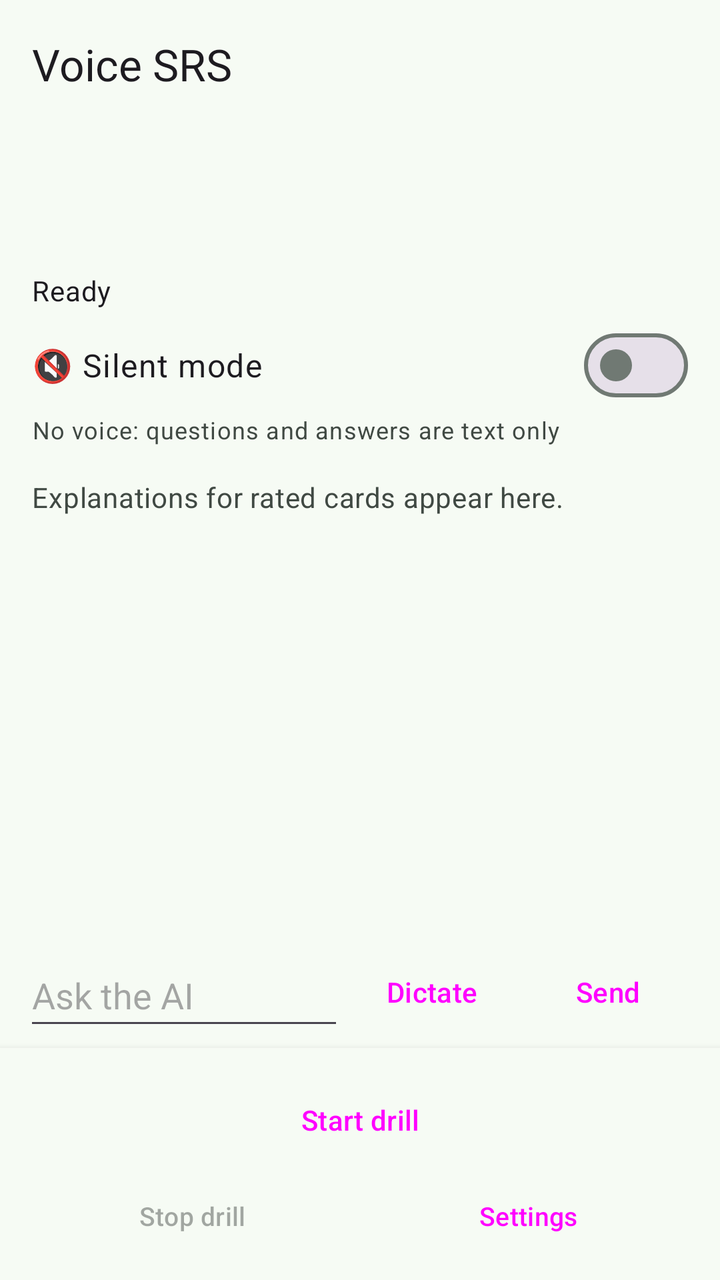
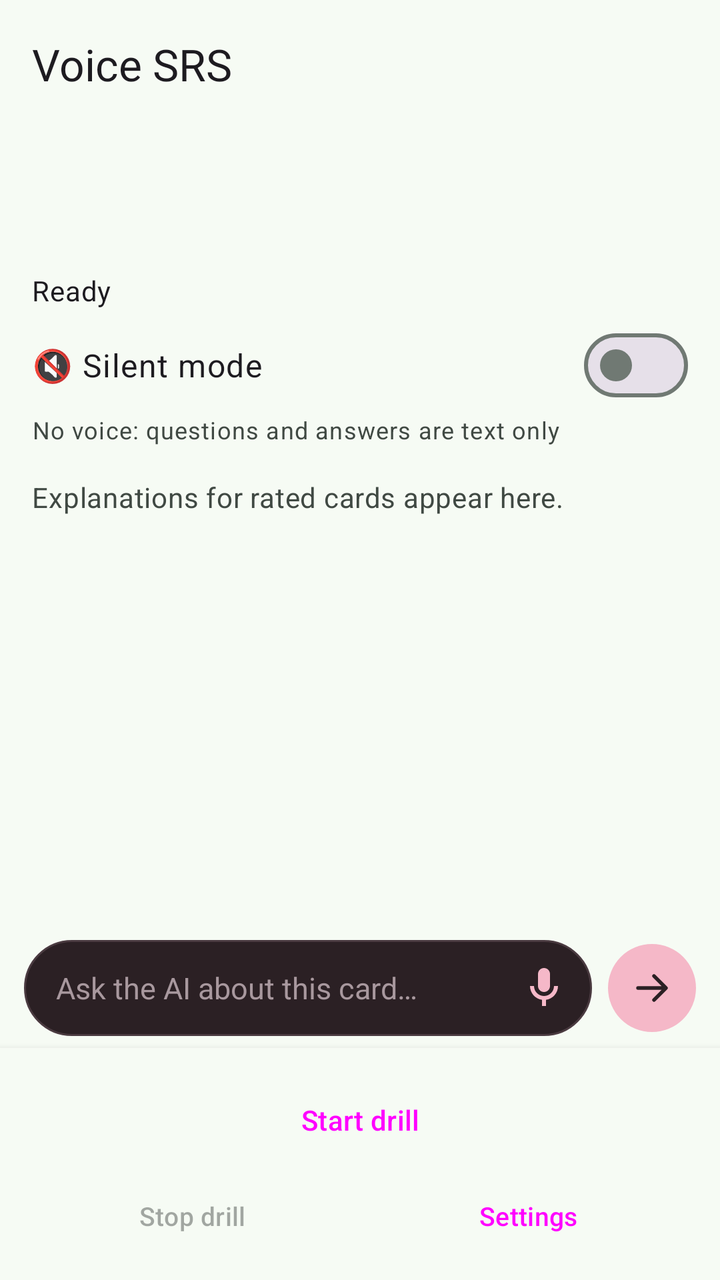

An Android layout rendered at two revisions. The XML below is the earlier revision; the diff shows what the commit changed to produce the second picture.
<!-- AndroidManifest.xml: application theme Theme.VoiceSrs -->
<!-- res/layout/activity_main.xml -->
<?xml version="1.0" encoding="utf-8"?>
<LinearLayout xmlns:android="http://schemas.android.com/apk/res/android"
    xmlns:app="http://schemas.android.com/apk/res-auto"
    android:layout_width="match_parent"
    android:layout_height="match_parent"
    android:fitsSystemWindows="true"
    android:orientation="vertical">

    <com.google.android.material.appbar.MaterialToolbar
        android:id="@+id/toolbar"
        android:layout_width="match_parent"
        android:layout_height="?attr/actionBarSize"
        android:background="?attr/colorSurface"
        app:title="@string/app_name"
        app:titleTextAppearance="?attr/textAppearanceTitleLarge" />

    <LinearLayout
        android:id="@+id/slimHeader"
        android:layout_width="match_parent"
        android:layout_height="wrap_content"
        android:orientation="vertical"
        android:paddingStart="16dp"
        android:paddingTop="4dp"
        android:paddingEnd="16dp"
        android:paddingBottom="8dp">

        <TextView
            android:id="@+id/deckPath"
            android:layout_width="match_parent"
            android:layout_height="wrap_content"
            android:ellipsize="start"
            android:maxLines="1"
            android:textAppearance="?attr/textAppearanceBodySmall"
            android:textColor="?attr/colorOnSurfaceVariant"
            android:visibility="gone" />

        <TextView
            android:id="@+id/deckName"
            android:layout_width="match_parent"
            android:layout_height="wrap_content"
            android:ellipsize="end"
            android:maxLines="1"
            android:textAppearance="?attr/textAppearanceTitleMedium" />

        <TextView
            android:id="@+id/dueCount"
            android:layout_width="match_parent"
            android:layout_height="wrap_content"
            android:layout_marginTop="2dp"
            android:textAppearance="?attr/textAppearanceBodyMedium" />

        <TextView
            android:id="@+id/headerMeta"
            android:layout_width="match_parent"
            android:layout_height="wrap_content"
            android:layout_marginTop="2dp"
            android:clickable="false"
            android:focusable="false"
            android:longClickable="false"
            android:textAppearance="?attr/textAppearanceBodyMedium"
            android:textColor="?attr/colorOnSurfaceVariant" />

        <TextView
            android:id="@+id/stateText"
            android:layout_width="match_parent"
            android:layout_height="wrap_content"
            android:layout_marginTop="4dp"
            android:text="@string/state_ready"
            android:textAppearance="?attr/textAppearanceBodyMedium" />

        <TextView
            android:id="@+id/progressText"
            android:layout_width="match_parent"
            android:layout_height="wrap_content"
            android:visibility="gone" />

        <com.google.android.material.chip.Chip
            android:id="@+id/syncChip"
            style="@style/Widget.Material3.Chip.Assist"
            android:layout_width="wrap_content"
            android:layout_height="wrap_content"
            android:layout_marginTop="4dp"
            android:clickable="false"
            android:focusable="false"
            android:text="0 pending sync"
            android:visibility="gone"
            app:chipMinHeight="32dp" />

        <com.google.android.material.materialswitch.MaterialSwitch
            android:id="@+id/drillSilentSwitch"
            android:layout_width="match_parent"
            android:layout_height="wrap_content"
            android:layout_marginTop="4dp"
            android:minHeight="48dp"
            android:text="@string/silent_switch"
            android:textAppearance="?attr/textAppearanceBodyLarge" />

        <TextView
            android:id="@+id/drillSilentSubtitle"
            android:layout_width="match_parent"
            android:layout_height="wrap_content"
            android:text="@string/silent_switch_sub"
            android:textAppearance="?attr/textAppearanceBodySmall"
            android:textColor="?attr/colorOnSurfaceVariant" />
    </LinearLayout>

    <include
        layout="@layout/include_error_card"
        android:layout_width="match_parent"
        android:layout_height="wrap_content"
        android:layout_marginStart="16dp"
        android:layout_marginEnd="16dp" />

    <FrameLayout
        android:layout_width="match_parent"
        android:layout_height="0dp"
        android:layout_weight="1">

        <androidx.recyclerview.widget.RecyclerView
            android:id="@+id/chatList"
            android:layout_width="match_parent"
            android:layout_height="match_parent"
            android:clipToPadding="false"
            android:paddingStart="12dp"
            android:paddingTop="4dp"
            android:paddingEnd="12dp"
            android:paddingBottom="8dp"
            android:scrollbars="vertical" />

        <TextView
            android:id="@+id/chatEmpty"
            android:layout_width="match_parent"
            android:layout_height="wrap_content"
            android:paddingStart="16dp"
            android:paddingTop="8dp"
            android:paddingEnd="16dp"
            android:text="@string/chat_empty"
            android:textAppearance="?attr/textAppearanceBodyMedium"
            android:textColor="?attr/colorOnSurfaceVariant" />

        <TextView
            android:id="@+id/chatUnread"
            android:layout_width="wrap_content"
            android:layout_height="wrap_content"
            android:layout_gravity="end"
            android:clickable="false"
            android:focusable="false"
            android:paddingStart="8dp"
            android:paddingEnd="12dp"
            android:textAppearance="?attr/textAppearanceTitleSmall"
            android:visibility="gone" />
    </FrameLayout>

    <include layout="@layout/include_chat_composer" />

    <LinearLayout
        android:id="@+id/bottomBar"
        android:layout_width="match_parent"
        android:layout_height="wrap_content"
        android:background="?attr/colorSurface"
        android:elevation="6dp"
        android:orientation="vertical"
        android:paddingStart="12dp"
        android:paddingTop="8dp"
        android:paddingEnd="12dp"
        android:paddingBottom="12dp">

        <include layout="@layout/include_session_cue" />

        <Button
            android:id="@+id/showAnswerButton"
            style="@style/Widget.Material3.Button.TonalButton"
            android:layout_width="match_parent"
            android:layout_height="wrap_content"
            android:minHeight="52dp"
            android:text="@string/show_answer"
            android:visibility="gone" />

        <TextView
            android:id="@+id/gradeGuideLabel"
            android:layout_width="match_parent"
            android:layout_height="wrap_content"
            android:text="@string/grade_guide"
            android:textAppearance="?attr/textAppearanceLabelLarge"
            android:visibility="gone" />

        <com.google.android.material.chip.ChipGroup
            android:id="@+id/gradeChips"
            android:layout_width="match_parent"
            android:layout_height="wrap_content"
            android:visibility="gone"
            app:chipSpacingHorizontal="8dp"
            app:singleLine="false"
            app:singleSelection="true">

            <com.google.android.material.chip.Chip
                android:id="@+id/chipAgain"
                style="@style/Widget.Material3.Chip.Suggestion"
                android:layout_width="wrap_content"
                android:layout_height="wrap_content"
                android:checkable="true"
                android:text="@string/grade_again"
                app:checkedIconVisible="false" />

            <com.google.android.material.chip.Chip
                android:id="@+id/chipHard"
                style="@style/Widget.Material3.Chip.Suggestion"
                android:layout_width="wrap_content"
                android:layout_height="wrap_content"
                android:checkable="true"
                android:text="@string/grade_hard"
                app:checkedIconVisible="false" />

            <com.google.android.material.chip.Chip
                android:id="@+id/chipGood"
                style="@style/Widget.Material3.Chip.Suggestion"
                android:layout_width="wrap_content"
                android:layout_height="wrap_content"
                android:checkable="true"
                android:text="@string/grade_good"
                app:checkedIconVisible="false" />

            <com.google.android.material.chip.Chip
                android:id="@+id/chipEasy"
                style="@style/Widget.Material3.Chip.Suggestion"
                android:layout_width="wrap_content"
                android:layout_height="wrap_content"
                android:checkable="true"
                android:text="@string/grade_easy"
                app:checkedIconVisible="false" />
        </com.google.android.material.chip.ChipGroup>

        <Button
            android:id="@+id/startButton"
            style="@style/Widget.Material3.Button"
            android:layout_width="match_parent"
            android:layout_height="wrap_content"
            android:layout_marginTop="4dp"
            android:minHeight="48dp"
            android:text="@string/app_start" />

        <LinearLayout
            android:layout_width="match_parent"
            android:layout_height="wrap_content"
            android:layout_marginTop="4dp"
            android:orientation="horizontal">

            <Button
                android:id="@+id/stopButton"
                style="@style/Widget.Material3.Button.TextButton"
                android:layout_width="0dp"
                android:layout_height="wrap_content"
                android:layout_weight="1"
                android:enabled="false"
                android:minHeight="40dp"
                android:text="@string/app_stop"
                android:textSize="13sp" />

            <Button
                android:id="@+id/syncButton"
                style="@style/Widget.Material3.Button.TextButton"
                android:layout_width="0dp"
                android:layout_height="wrap_content"
                android:layout_weight="1"
                android:minHeight="40dp"
                android:text="@string/app_sync"
                android:textSize="13sp"
                android:visibility="gone" />

            <Button
                android:id="@+id/settingsButton"
                style="@style/Widget.Material3.Button.TextButton"
                android:layout_width="0dp"
                android:layout_height="wrap_content"
                android:layout_weight="1"
                android:minHeight="40dp"
                android:text="@string/app_settings"
                android:textSize="13sp" />
        </LinearLayout>
    </LinearLayout>
</LinearLayout>
<!-- res/layout/include_error_card.xml (included above) -->
<?xml version="1.0" encoding="utf-8"?>
<com.google.android.material.card.MaterialCardView xmlns:android="http://schemas.android.com/apk/res/android"
    xmlns:app="http://schemas.android.com/apk/res-auto"
    android:id="@+id/errorCard"
    style="@style/Widget.Material3.CardView.Outlined"
    android:layout_width="match_parent"
    android:layout_height="wrap_content"
    android:layout_marginBottom="12dp"
    android:visibility="gone"
    app:cardCornerRadius="20dp"
    app:contentPadding="20dp"
    app:strokeColor="?attr/colorError">

    <LinearLayout
        android:layout_width="match_parent"
        android:layout_height="wrap_content"
        android:orientation="vertical">

        <TextView
            android:id="@+id/errorTitle"
            android:layout_width="match_parent"
            android:layout_height="wrap_content"
            android:importantForAccessibility="yes"
            android:text="@string/error_title"
            android:textAppearance="?attr/textAppearanceTitleMedium"
            android:textColor="?attr/colorError" />

        <TextView
            android:id="@+id/errorText"
            android:layout_width="match_parent"
            android:layout_height="wrap_content"
            android:layout_marginTop="6dp"
            android:importantForAccessibility="yes"
            android:textAppearance="?attr/textAppearanceBodyLarge" />

        <Button
            android:id="@+id/retryButton"
            style="@style/Widget.Material3.Button"
            android:layout_width="match_parent"
            android:layout_height="wrap_content"
            android:layout_marginTop="12dp"
            android:minHeight="52dp"
            android:text="@string/error_retry" />
    </LinearLayout>
</com.google.android.material.card.MaterialCardView>
<!-- res/layout/include_chat_composer.xml (included above) -->
<?xml version="1.0" encoding="utf-8"?>
<LinearLayout xmlns:android="http://schemas.android.com/apk/res/android"
    android:id="@+id/chatComposer"
    android:layout_width="match_parent"
    android:layout_height="wrap_content"
    android:gravity="center_vertical"
    android:orientation="horizontal"
    android:paddingStart="12dp"
    android:paddingTop="4dp"
    android:paddingEnd="12dp"
    android:paddingBottom="4dp">

    <EditText
        android:id="@+id/chatInput"
        android:layout_width="0dp"
        android:layout_height="wrap_content"
        android:layout_weight="1"
        android:hint="@string/chat_ask_hint"
        android:imeOptions="actionSend"
        android:importantForAutofill="no"
        android:inputType="textCapSentences"
        android:minHeight="48dp" />

    <Button
        android:id="@+id/chatDictate"
        style="@style/Widget.Material3.Button.TextButton"
        android:layout_width="wrap_content"
        android:layout_height="wrap_content"
        android:minHeight="48dp"
        android:text="@string/chat_dictate" />

    <Button
        android:id="@+id/chatSend"
        style="@style/Widget.Material3.Button.TextButton"
        android:layout_width="wrap_content"
        android:layout_height="wrap_content"
        android:minHeight="48dp"
        android:text="@string/thread_send" />
</LinearLayout>
<!-- res/layout/include_session_cue.xml (included above) -->
<?xml version="1.0" encoding="utf-8"?>
<LinearLayout xmlns:android="http://schemas.android.com/apk/res/android"
    android:id="@+id/sessionCue"
    android:layout_width="match_parent"
    android:layout_height="wrap_content"
    android:orientation="vertical">

    <TextView
        android:id="@+id/thinkCountdown"
        android:layout_width="match_parent"
        android:layout_height="wrap_content"
        android:gravity="center_vertical"
        android:minHeight="32dp"
        android:textAppearance="?attr/textAppearanceLabelLarge"
        android:textColor="?attr/colorPrimary"
        android:visibility="gone" />

    <LinearLayout
        android:id="@+id/chatPauseRow"
        android:layout_width="match_parent"
        android:layout_height="wrap_content"
        android:gravity="center_vertical"
        android:orientation="horizontal"
        android:visibility="gone">

        <TextView
            android:id="@+id/chatPauseLabel"
            android:layout_width="0dp"
            android:layout_height="wrap_content"
            android:layout_weight="1"
            android:text="@string/chat_paused"
            android:textAppearance="?attr/textAppearanceTitleSmall" />

        <Button
            android:id="@+id/chatResumeButton"
            style="@style/Widget.Material3.Button.TonalButton"
            android:layout_width="wrap_content"
            android:layout_height="wrap_content"
            android:minHeight="48dp"
            android:text="@string/chat_resume" />
    </LinearLayout>
</LinearLayout>
<!-- resources referenced by this layout -->
<resources>
  <string name="app_sync">Sync</string>
  <string name="chat_ask_hint">Ask the AI</string>
  <string name="chat_dictate">Dictate</string>
  <string name="error_retry">Retry</string>
  <string name="grade_again">Again</string>
  <string name="grade_easy">Easy</string>
  <string name="grade_good">Good</string>
  <string name="grade_hard">Hard</string>
  <string name="state_ready">Ready</string>
  <string name="thread_send">Send</string>
  <!-- unchanged entries left out for length: 33 -->
</resources>

<!-- the commit's change to res/layout/activity_main.xml (unified diff, before → after) -->
@@ -148,6 +148,25 @@
             android:paddingStart="8dp"
             android:paddingEnd="12dp"
             android:textAppearance="?attr/textAppearanceTitleSmall"
+            android:visibility="gone" />
+
+        <TextView
+            android:id="@+id/chatNextPill"
+            android:layout_width="wrap_content"
+            android:layout_height="wrap_content"
+            android:layout_gravity="bottom|center_horizontal"
+            android:layout_marginBottom="8dp"
+            android:background="@drawable/bg_next_pill"
+            android:clickable="true"
+            android:contentDescription="@string/chat_next_question"
+            android:focusable="true"
+            android:paddingStart="12dp"
+            android:paddingTop="6dp"
+            android:paddingEnd="12dp"
+            android:paddingBottom="6dp"
+            android:text="@string/chat_next_question"
+            android:textColor="@color/spoken_pill_text"
+            android:textSize="12sp"
             android:visibility="gone" />
     </FrameLayout>
 
@@ -331,39 +350,89 @@
     android:id="@+id/chatComposer"
     android:layout_width="match_parent"
     android:layout_height="wrap_content"
-    android:gravity="center_vertical"
-    android:orientation="horizontal"
+    android:orientation="vertical"
     android:paddingStart="12dp"
     android:paddingTop="4dp"
     android:paddingEnd="12dp"
-    android:paddingBottom="4dp">
-
-    <EditText
-        android:id="@+id/chatInput"
-        android:layout_width="0dp"
-        android:layout_height="wrap_content"
-        android:layout_weight="1"
-        android:hint="@string/chat_ask_hint"
-        android:imeOptions="actionSend"
-        android:importantForAutofill="no"
-        android:inputType="textCapSentences"
-        android:minHeight="48dp" />
-
-    <Button
-        android:id="@+id/chatDictate"
-        style="@style/Widget.Material3.Button.TextButton"
-        android:layout_width="wrap_content"
-        android:layout_height="wrap_content"
-        android:minHeight="48dp"
-        android:text="@string/chat_dictate" />
-
-    <Button
-        android:id="@+id/chatSend"
-        style="@style/Widget.Material3.Button.TextButton"
-        android:layout_width="wrap_content"
-        android:layout_height="wrap_content"
-        android:minHeight="48dp"
-        android:text="@string/thread_send" />
+    android:paddingBottom="6dp">
+
+    <TextView
+        android:id="@+id/chatAskAbout"
+        android:layout_width="match_parent"
+        android:layout_height="wrap_content"
+        android:paddingBottom="4dp"
+        android:textColor="@color/chat_meta"
+        android:textSize="11sp"
+        android:visibility="gone" />
+
+    <TextView
+        android:id="@+id/chatDictateHint"
+        android:layout_width="match_parent"
+        android:layout_height="wrap_content"
+        android:paddingBottom="4dp"
+        android:text="@string/chat_dictate_miss"
+        android:textColor="@color/chat_meta"
+        android:textSize="11sp"
+        android:visibility="gone" />
+
+    <LinearLayout
+        android:layout_width="match_parent"
+        android:layout_height="wrap_content"
+        android:gravity="center_vertical"
+        android:orientation="horizontal">
+
+        <FrameLayout
+            android:id="@+id/chatInputShell"
+            android:layout_width="0dp"
+            android:layout_height="wrap_content"
+            android:layout_weight="1"
+            android:background="@drawable/bg_chat_input"
+            android:minHeight="48dp">
+
+            <EditText
+                android:id="@+id/chatInput"
+                android:layout_width="match_parent"
+                android:layout_height="wrap_content"
+                android:background="@android:color/transparent"
+                android:hint="@string/chat_ask_hint"
+                android:imeOptions="actionSend"
+                android:importantForAutofill="no"
+                android:inputType="textCapSentences"
+                android:minHeight="48dp"
+                android:paddingStart="16dp"
+                android:paddingTop="10dp"
+                android:paddingEnd="44dp"
+                android:paddingBottom="10dp"
+                android:textColor="@color/chat_input_text"
+                android:textColorHint="@color/chat_input_hint"
+                android:textSize="15sp" />
+
+            <ImageButton
+                android:id="@+id/chatDictate"
+                android:layout_width="40dp"
+                android:layout_height="40dp"
+                android:layout_gravity="end|center_vertical"
+                android:layout_marginEnd="4dp"
+                android:background="?attr/selectableItemBackgroundBorderless"
+                android:contentDescription="@string/chat_dictate_cd"
+                android:padding="8dp"
+                android:scaleType="centerInside"
+                android:src="@drawable/ic_mic"
+                android:tint="@color/chat_accent" />
+        </FrameLayout>
+
+        <ImageButton
+            android:id="@+id/chatSend"
+            android:layout_width="44dp"
+            android:layout_height="44dp"
+            android:layout_marginStart="8dp"
+            android:background="@drawable/bg_chat_send"
+            android:contentDescription="@string/chat_send_cd"
+            android:padding="10dp"
+            android:scaleType="centerInside"
+            android:src="@drawable/ic_send"
+            android:tint="@color/chat_send_icon" />
+    </LinearLayout>
 </LinearLayout>
 <!-- res/layout/include_session_cue.xml (included above) -->
 <?xml version="1.0" encoding="utf-8"?>
<!-- resource entries referenced after the edit -->
@@ -1,15 +1,103 @@
 <!-- resources referenced by this layout -->
 <resources>
+  <color name="chat_accent">#F5B8C8</color>
+  <color name="chat_input_hint">#A8989E</color>
+  <color name="chat_input_text">#F3ECEE</color>
+  <color name="chat_meta">#8D8488</color>
+  <color name="chat_send_icon">#2B2024</color>
+  <color name="spoken_pill_text">#E6E1E5</color>
+  <!-- drawable bg_chat_input (drawable) -->
+  <?xml version="1.0" encoding="utf-8"?>
+  <selector xmlns:android="http://schemas.android.com/apk/res/android">
+      <item
+          android:drawable="@drawable/bg_chat_input_active"
+          android:state_activated="true" />
+      <item
+          android:drawable="@drawable/bg_chat_input_active"
+          android:state_focused="true" />
+      <item android:drawable="@drawable/bg_chat_input_idle" />
+  </selector>
+  <!-- drawable bg_chat_send (drawable) -->
+  <?xml version="1.0" encoding="utf-8"?>
+  <ripple xmlns:android="http://schemas.android.com/apk/res/android"
+      android:color="#66FFFFFF">
+      <item>
+          <shape android:shape="oval">
+              <solid android:color="@color/chat_accent" />
+              <size
+                  android:width="44dp"
+                  android:height="44dp" />
+          </shape>
+      </item>
+  </ripple>
+  <!-- drawable bg_next_pill (drawable) -->
+  <?xml version="1.0" encoding="utf-8"?>
+  <shape xmlns:android="http://schemas.android.com/apk/res/android"
+      android:shape="rectangle">
+      <solid android:color="@color/spoken_pill" />
+      <corners android:radius="16dp" />
+  </shape>
+  <!-- drawable ic_mic (drawable) -->
+  <?xml version="1.0" encoding="utf-8"?>
+  <vector xmlns:android="http://schemas.android.com/apk/res/android"
+      android:width="24dp"
+      android:height="24dp"
+      android:viewportWidth="24"
+      android:viewportHeight="24">
+      <path
+          android:fillColor="#FF000000"
+          android:pathData="M12,14c1.66,0 3,-1.34 3,-3V5c0,-1.66 -1.34,-3 -3,-3S9,3.34 9,5v6c0,1.66 1.34,3 3,3zM17,11c0,2.76 -2.24,5 -5,5s-5,-2.24 -5,-5H5c0,3.53 2.61,6.43 6,6.92V21h2v-3.08c3.39,-0.49 6,-3.39 6,-6.92h-2z" />
+  </vector>
+  <!-- drawable ic_send (drawable) -->
+  <?xml version="1.0" encoding="utf-8"?>
+  <vector xmlns:android="http://schemas.android.com/apk/res/android"
+      android:width="24dp"
+      android:height="24dp"
+      android:viewportWidth="24"
+      android:viewportHeight="24">
+      <path
+          android:fillColor="#00000000"
+          android:pathData="M5,12h12M13,6l6,6 -6,6"
+          android:strokeWidth="1.8"
+          android:strokeColor="#FF000000"
+          android:strokeLineCap="round"
+          android:strokeLineJoin="round" />
+  </vector>
   <string name="app_sync">Sync</string>
-  <string name="chat_ask_hint">Ask the AI</string>
-  <string name="chat_dictate">Dictate</string>
+  <string name="chat_ask_hint">Ask the AI about this card…</string>
+  <string name="chat_dictate_cd">Dictate</string>
+  <string name="chat_dictate_miss">Didn\'t catch that</string>
+  <string name="chat_next_question">Next question ↓</string>
+  <string name="chat_send_cd">Send</string>
   <string name="error_retry">Retry</string>
   <string name="grade_again">Again</string>
   <string name="grade_easy">Easy</string>
   <string name="grade_good">Good</string>
   <string name="grade_hard">Hard</string>
   <string name="state_ready">Ready</string>
-  <string name="thread_send">Send</string>
+  <!-- drawable bg_chat_input_active (drawable) -->
+  <?xml version="1.0" encoding="utf-8"?>
+  <shape xmlns:android="http://schemas.android.com/apk/res/android"
+      android:shape="rectangle">
+      <solid android:color="@color/chat_input_bg" />
+      <corners android:radius="24dp" />
+      <stroke
+          android:width="1.5dp"
+          android:color="@color/chat_accent" />
+  </shape>
+  <!-- drawable bg_chat_input_idle (drawable) -->
+  <?xml version="1.0" encoding="utf-8"?>
+  <shape xmlns:android="http://schemas.android.com/apk/res/android"
+      android:shape="rectangle">
+      <solid android:color="@color/chat_input_bg" />
+      <corners android:radius="24dp" />
+      <stroke
+          android:width="1dp"
+          android:color="@color/chat_input_stroke" />
+  </shape>
+  <color name="spoken_pill">#3A3740</color>
+  <color name="chat_input_bg">#2B2024</color>
+  <color name="chat_input_stroke">#4A3A40</color>
   <!-- unchanged entries left out for length: 33 -->
 </resources>
 
